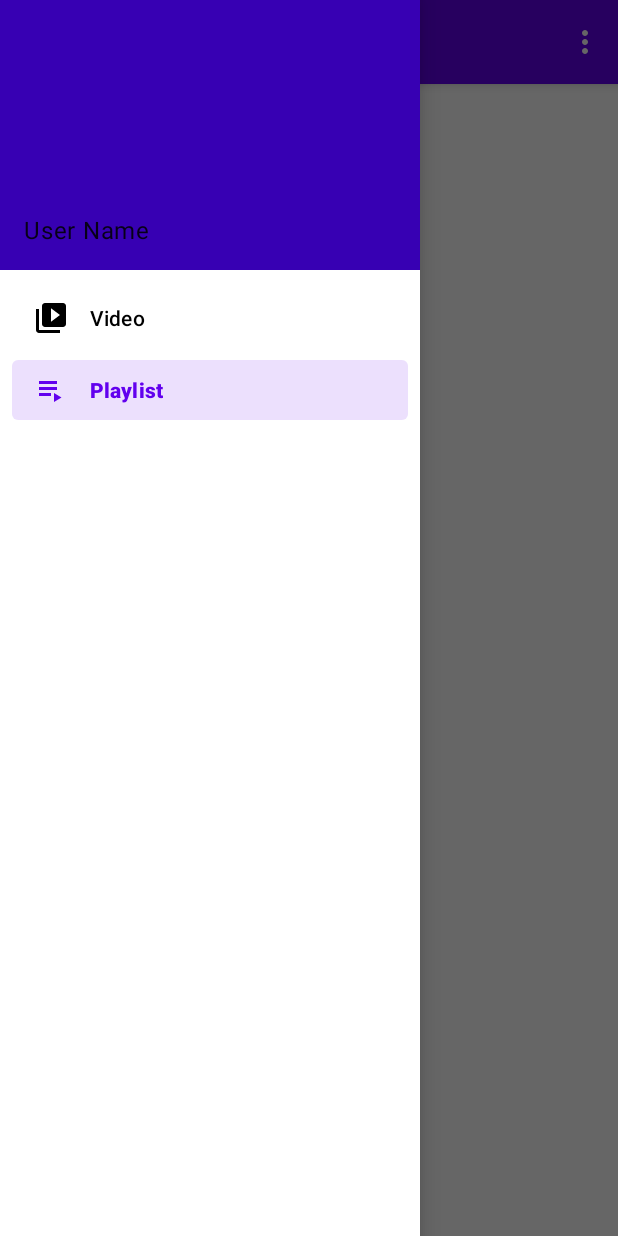
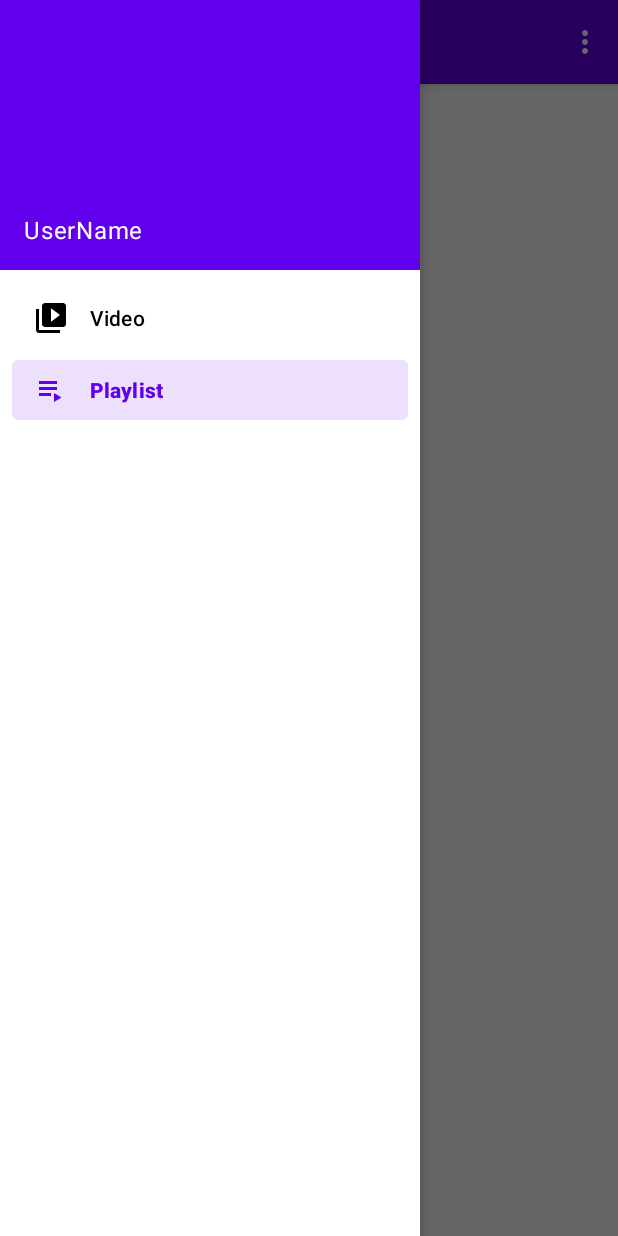
Before and after one commit to HyunWinter/FireTube, an Android app: the screen it shows after launch once a user with an empty profile is signed in (MainActivity), with the side drawer open, on a phone screen of 412 x 824 dp. Run offline under Robolectric (Android 15) with nearby library versions, the phone set to English and light mode, and no system bars; our stand-ins replace Firebase (no records; nobody signed in at launch, a user with empty details on screens opened directly), navigation-ui; libraries missing offline, so code that uses them is left out: com.google.api.client, com.google.api.services, pub.devrel.easypermissions; pictures from the network do not load; 2 statements that could not run were skipped.

Commit message:
Minor Color Changes & Cleanup

```diff
--- a/app/src/main/res/layout/frag_playlist_item.xml
+++ b/app/src/main/res/layout/frag_playlist_item.xml
@@ -24,7 +24,7 @@
                 android:layout_width="match_parent"
                 android:layout_height="match_parent"
                 android:scaleType="centerCrop"
-                android:contentDescription=""
+                android:contentDescription="@string/Playlist_Thumbnail"
                 android:id="@+id/Playlist_Thumbnail" />
 
             <TextView
@@ -35,7 +35,7 @@
                 android:paddingEnd="50dp"
                 android:gravity="center"
                 android:background="@color/transparent3"
-                android:text="0"
+                android:text="@string/Playlist_Default_Size"
                 android:textSize="30sp"/>
 
         </RelativeLayout>
--- a/app/src/main/res/layout/frag_video_item.xml
+++ b/app/src/main/res/layout/frag_video_item.xml
@@ -1,6 +1,7 @@
 <?xml version="1.0" encoding="utf-8"?>
 <androidx.constraintlayout.widget.ConstraintLayout
-    xmlns:android="http://schemas.android.com/apk/res/android" android:layout_width="match_parent"
+    xmlns:android="http://schemas.android.com/apk/res/android"
+    android:layout_width="match_parent"
     android:layout_height="match_parent">
 
 </androidx.constraintlayout.widget.ConstraintLayout>
--- a/app/src/main/res/layout/main_navheader.xml
+++ b/app/src/main/res/layout/main_navheader.xml
@@ -3,16 +3,16 @@
     xmlns:android="http://schemas.android.com/apk/res/android"
     android:layout_width="match_parent"
     android:layout_height="180dp"
-    android:background="?attr/colorPrimaryDark"
+    android:background="?attr/colorPrimary"
     android:padding="16dp"
-    android:theme="@style/ThemeOverlay.MaterialComponents.Light"
+    android:theme="@style/ThemeOverlay.MaterialComponents.Dark"
     android:orientation="vertical"
     android:gravity="bottom">
 
     <TextView
         android:layout_width="match_parent"
         android:layout_height="wrap_content"
-        android:text="User Name"
+        android:text="@string/Nav_Username"
         android:textAppearance="@style/TextAppearance.MaterialComponents.Body1"/>
 
 </LinearLayout>
--- a/app/src/main/res/menu/menu_drawer.xml
+++ b/app/src/main/res/menu/menu_drawer.xml
@@ -8,10 +8,10 @@
         <item
             android:id="@+id/nav_video"
             android:icon="@drawable/drawer_video"
-            android:title="Video" />
+            android:title="@string/Nav_Video"/>
         <item
             android:id="@+id/nav_playlist"
             android:icon="@drawable/drawer_playlist"
-            android:title="Playlist" />
+            android:title="@string/Nav_Playlist"/>
     </group>
 </menu>
--- a/app/src/main/res/menu/menu_main.xml
+++ b/app/src/main/res/menu/menu_main.xml
@@ -4,6 +4,6 @@
     <item
         android:id="@+id/menu_main_logout"
         android:orderInCategory="100"
-        android:title="Logout"
+        android:title="@string/Auth_SignOutText"
         app:showAsAction="never"/>
 </menu>
--- a/app/src/main/res/navigation/mobile_nav.xml
+++ b/app/src/main/res/navigation/mobile_nav.xml
@@ -8,12 +8,12 @@
     <fragment
         android:id="@+id/nav_video"
         android:name="com.hyun.firetube.fragment.VideoFragment"
-        android:label="Videos"
+        android:label="@string/Nav_Video"
         tools:layout="@layout/frag_video"/>
 
     <fragment
         android:id="@+id/nav_playlist"
         android:name="com.hyun.firetube.fragment.PlaylistFragment"
-        android:label="Playlists"
+        android:label="@string/Nav_Playlist"
         tools:layout="@layout/frag_playlist"/>
 </navigation>
--- a/app/src/main/res/values/strings.xml
+++ b/app/src/main/res/values/strings.xml
@@ -7,12 +7,18 @@
     <string name="Auth_GoogleLoginText">Continue with Google</string>
     <string name="Auth_LoginSuccessText">,\nYou are\nLogged In!</string>
     <string name="Auth_SignOutText">Log Out</string>
-
     <string name="Auth_SignedOutText">Logged Out</string>
     <string name="Auth_GoogleLoginFailed">Google LogIn failed</string>
     <string name="Auth_FirebaseLoginFailed">Firebase LogIn failed</string>
     <string name="Auth_GoogleLogoutFailed">Google LogIn failed</string>
     <string name="Auth_FirebaseLogoutFailed">Firebase LogIn failed</string>
-    <!-- TODO: Remove or change this placeholder text -->
-    <string name="hello_blank_fragment">Hello blank fragment</string>
+
+    <!-- Navigation Page -->
+    <string name="Nav_Username">UserName</string>
+    <string name="Nav_Playlist">Playlist</string>
+    <string name="Nav_Video">Video</string>
+
+    <!-- Playlist Page -->
+    <string name="Playlist_Thumbnail">Video Thumbnail</string>
+    <string name="Playlist_Default_Size">1</string>
 </resources>
```
